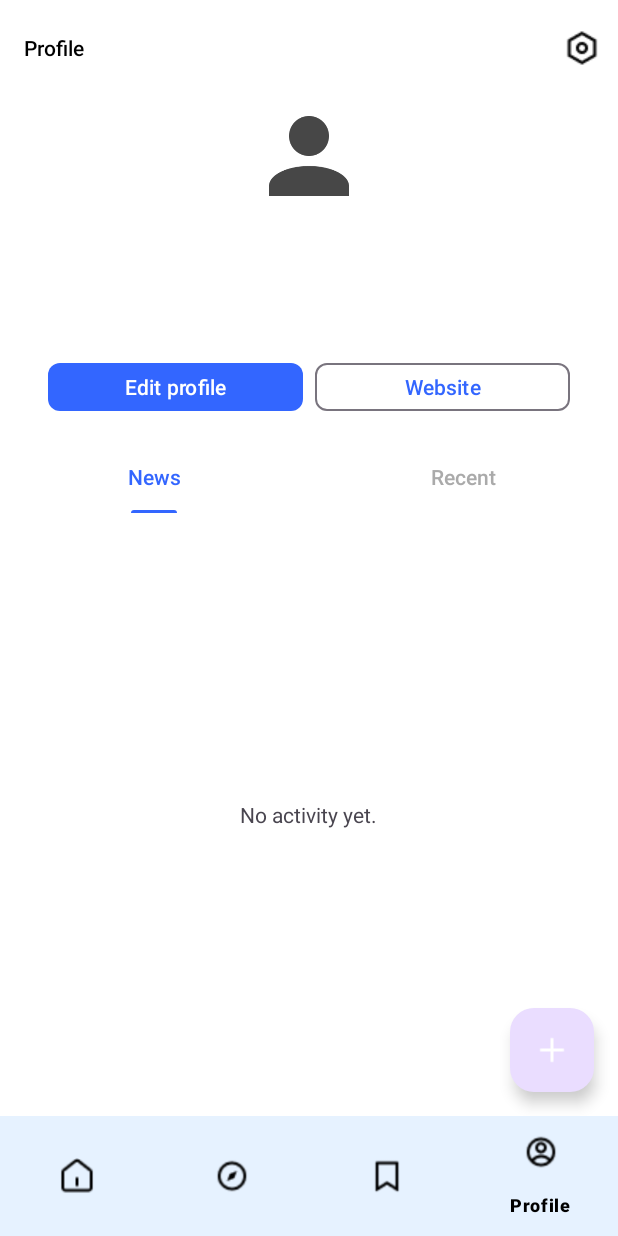
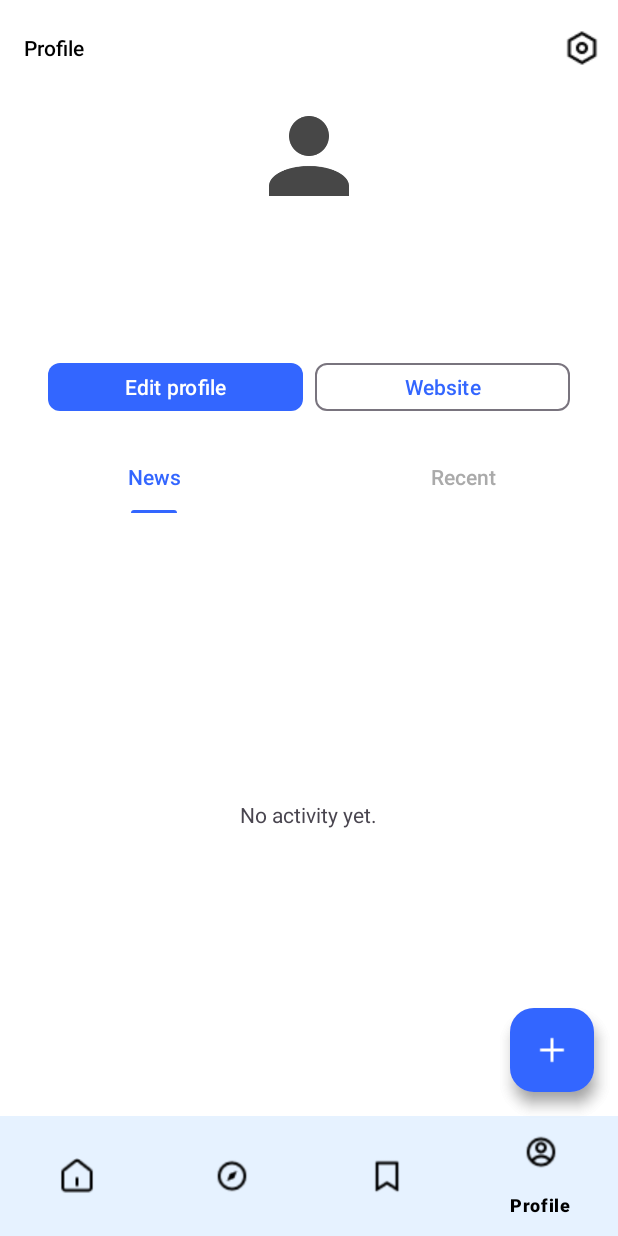
Before and after one commit to Nadzare/infoin, an Android app: the screen it shows after launch once a user with an empty profile is signed in (MainActivity), item 4 of the bottom bar chosen, on a phone screen of 412 x 824 dp. Run offline under Robolectric (Android 15) with nearby library versions, the phone set to English and light mode, and no system bars; our stand-ins replace Firebase (no records; nobody signed in at launch, a user with empty details on screens opened directly); pictures from the network do not load; 3 statements that could not run were skipped.

Commit message:
styling2

```diff
--- a/app/src/main/java/com/octanews/infoin/MainActivity.kt
+++ b/app/src/main/java/com/octanews/infoin/MainActivity.kt
@@ -1,6 +1,7 @@
 package com.octanews.infoin
 
 import android.os.Bundle
+import android.widget.Toast
 import androidx.appcompat.app.AppCompatActivity
 import androidx.fragment.app.Fragment
 import com.octanews.infoin.databinding.ActivityMainBinding
@@ -24,12 +25,30 @@ class MainActivity : AppCompatActivity() {
         // Atur listener untuk Bottom Navigation Bar
         binding.bottomNavigation.setOnItemSelectedListener {
             when (it.itemId) {
-                R.id.navigation_home -> setCurrentFragment(HomeFragment())
-                R.id.navigation_explore -> setCurrentFragment(ExploreFragment())
-                R.id.navigation_bookmark -> setCurrentFragment(BookmarkFragment())
-                R.id.navigation_profile -> setCurrentFragment(ProfileFragment())
+                R.id.navigation_home -> {
+                    setCurrentFragment(HomeFragment())
+                    binding.fabAddNews.hide()
+                }
+                R.id.navigation_explore -> {
+                    setCurrentFragment(ExploreFragment())
+                    binding.fabAddNews.hide()
+                }
+                R.id.navigation_bookmark -> {
+                    setCurrentFragment(BookmarkFragment())
+                    binding.fabAddNews.hide()
+                }
+                R.id.navigation_profile -> {
+                    setCurrentFragment(ProfileFragment())
+                    binding.fabAddNews.show()
+                }
             }
             true
+        }
+
+        // Listener untuk FAB Add News
+        binding.fabAddNews.setOnClickListener {
+            // TODO: Implement add news functionality
+            Toast.makeText(this, "Add News feature coming soon!", Toast.LENGTH_SHORT).show()
         }
     }
 
--- a/app/src/main/res/layout/activity_main.xml
+++ b/app/src/main/res/layout/activity_main.xml
@@ -29,4 +29,16 @@
         app:layout_constraintStart_toStartOf="parent"
         app:menu="@menu/bottom_nav_menu" />
 
+    <com.google.android.material.floatingactionbutton.FloatingActionButton
+        android:id="@+id/fab_add_news"
+        android:layout_width="wrap_content"
+        android:layout_height="wrap_content"
+        android:layout_margin="16dp"
+        android:src="@drawable/ic_add"
+        android:visibility="gone"
+        app:backgroundTint="@color/blue_500"
+        app:tint="@android:color/white"
+        app:layout_constraintBottom_toTopOf="@id/bottom_navigation"
+        app:layout_constraintEnd_toEndOf="parent" />
+
 </androidx.constraintlayout.widget.ConstraintLayout>
--- a/app/src/main/res/layout/item_category_explore.xml
+++ b/app/src/main/res/layout/item_category_explore.xml
@@ -6,7 +6,8 @@
     android:layout_height="120dp"
     android:layout_margin="8dp"
     app:cardCornerRadius="12dp"
-    app:cardElevation="4dp">
+    app:cardElevation="4dp"
+    app:cardBackgroundColor="@color/blue_200">
 
     <androidx.constraintlayout.widget.ConstraintLayout
         android:layout_width="match_parent"
```
Also changed, not shown: app/src/main/java/com/octanews/infoin/ui/main/HomeFragment.kt (+62 -2 lines).
